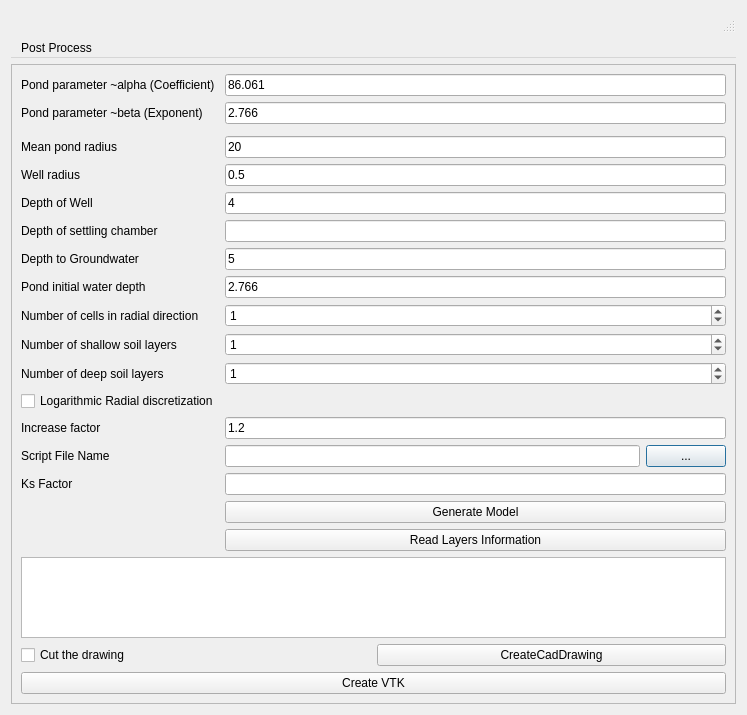
Old version of the form DryWellDialog.ui in the repository ArashMassoudieh/DryWellScriptGenerator.
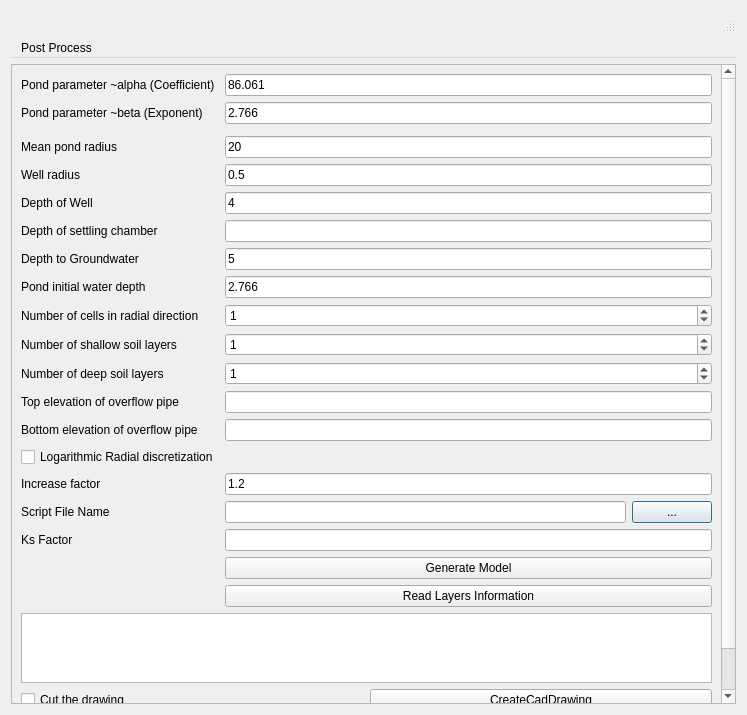
New version of the form.

What changed in the file:
```diff
--- a/DryWellDialog.ui
+++ b/DryWellDialog.ui
@@ -38,8 +38,8 @@
        <rect>
         <x>0</x>
         <y>0</y>
-        <width>727</width>
-        <height>643</height>
+        <width>713</width>
+        <height>760</height>
        </rect>
       </property>
       <layout class="QHBoxLayout" name="horizontalLayout_3">
@@ -187,14 +187,14 @@
              </property>
             </widget>
            </item>
-           <item row="15" column="0">
+           <item row="16" column="0">
             <widget class="QLabel" name="label_11">
              <property name="text">
               <string>Script File Name</string>
              </property>
             </widget>
            </item>
-           <item row="15" column="1">
+           <item row="16" column="1">
             <layout class="QHBoxLayout" name="horizontalLayout" stretch="0,0">
              <property name="sizeConstraint">
               <enum>QLayout::SetMaximumSize</enum>
@@ -211,48 +211,48 @@
              </item>
             </layout>
            </item>
-           <item row="17" column="1">
+           <item row="18" column="1">
             <widget class="QPushButton" name="Generate_Model">
              <property name="text">
               <string>Generate Model</string>
              </property>
             </widget>
            </item>
-           <item row="18" column="1">
+           <item row="19" column="1">
             <widget class="QPushButton" name="pushReadLayers">
              <property name="text">
               <string>Read Layers Information</string>
              </property>
             </widget>
            </item>
-           <item row="16" column="0">
+           <item row="17" column="0">
             <widget class="QLabel" name="label_12">
              <property name="text">
               <string>Ks Factor</string>
              </property>
             </widget>
            </item>
-           <item row="16" column="1">
+           <item row="17" column="1">
             <widget class="QLineEdit" name="Ks_factor"/>
            </item>
            <item row="2" column="0">
             <layout class="QGridLayout" name="gridLayout"/>
            </item>
-           <item row="13" column="0">
+           <item row="14" column="0">
             <widget class="QCheckBox" name="Logarithmic_Radial_Disc">
              <property name="text">
               <string>Logarithmic Radial discretization</string>
              </property>
             </widget>
            </item>
-           <item row="14" column="0">
+           <item row="15" column="0">
             <widget class="QLabel" name="label_13">
              <property name="text">
               <string>Increase factor</string>
              </property>
             </widget>
            </item>
-           <item row="14" column="1">
+           <item row="15" column="1">
             <widget class="QLineEdit" name="txtIncreaseFactor">
              <property name="text">
               <string>1.2</string>
@@ -269,6 +269,26 @@
            <item row="6" column="1">
             <widget class="QLineEdit" name="SettlingChamberDepth"/>
            </item>
+           <item row="12" column="0">
+            <widget class="QLabel" name="label_15">
+             <property name="text">
+              <string>Top elevation of overflow pipe</string>
+             </property>
+            </widget>
+           </item>
+           <item row="13" column="0">
+            <widget class="QLabel" name="label_16">
+             <property name="text">
+              <string>Bottom elevation of overflow pipe</string>
+             </property>
+            </widget>
+           </item>
+           <item row="12" column="1">
+            <widget class="QLineEdit" name="lineEditTopPipe"/>
+           </item>
+           <item row="13" column="1">
+            <widget class="QLineEdit" name="lineEditBottomPipe"/>
+           </item>
           </layout>
          </item>
          <item>
```
